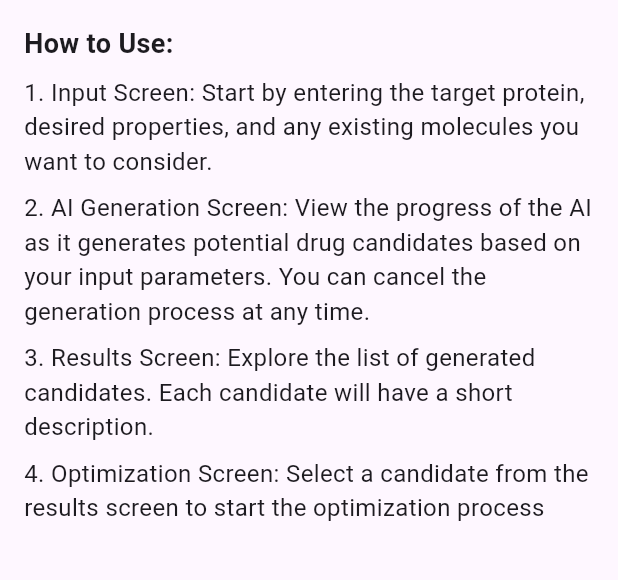
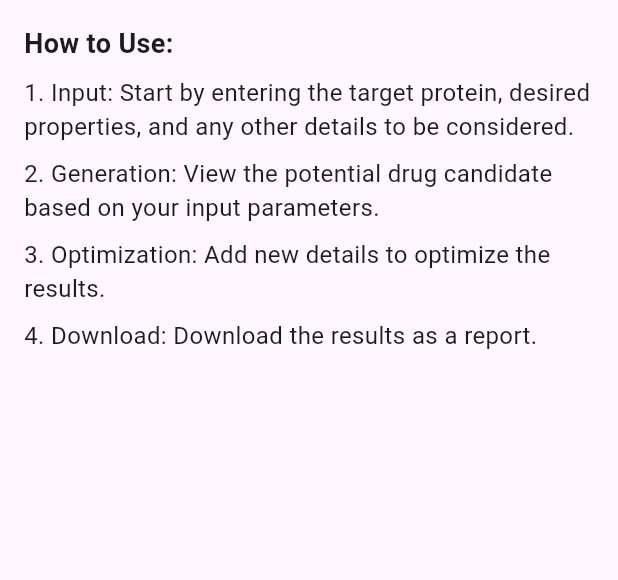
Before and after one commit to sri-harini-m/good-question, a Flutter app: the DocumentationScreen screen opened by its route, on a phone screen of 412 x 824 dp, the part 246-826 px from its top. Run offline on Flutter 3.47's test engine with Material 3 defaults, Android fonts, the phone set to English and light mode, and no system bars; our stand-ins replace file_picker, flutter_dotenv, permission_handler; missing offline and left inert: universal_html.

Commit message:
document

```diff
--- a/lib/screens/documentation_screen.dart
+++ b/lib/screens/documentation_screen.dart
@@ -33,15 +33,15 @@ class _DocumentationScreenState extends State<DocumentationScreen> {
                 ),
                 SizedBox(height: 8),
                 Text(
-                  "1. Input Screen: Start by entering the target protein, desired properties, and any existing molecules you want to consider.",
+                  "1. Input: Start by entering the target protein, desired properties, and any other details to be considered.",
                   style: TextStyle(fontSize: 16),
                 ),
                 SizedBox(height: 8),
-                Text("2. AI Generation Screen: View the progress of the AI as it generates potential drug candidates based on your input parameters. You can cancel the generation process at any time.", style: TextStyle(fontSize: 16)),
+                Text("2. Generation: View the potential drug candidate based on your input parameters.", style: TextStyle(fontSize: 16)),
                 SizedBox(height: 8),
-                Text("3. Results Screen: Explore the list of generated candidates. Each candidate will have a short description.", style: TextStyle(fontSize: 16)),
+                Text("3. Optimization: Add new details to optimize the results.", style: TextStyle(fontSize: 16)),
                 SizedBox(height: 8),
-                Text("4. Optimization Screen: Select a candidate from the results screen to start the optimization process", style: TextStyle(fontSize: 16))
+                Text("4. Download: Download the results as a report.", style: TextStyle(fontSize: 16))
               ]),
         )),
     );
```
